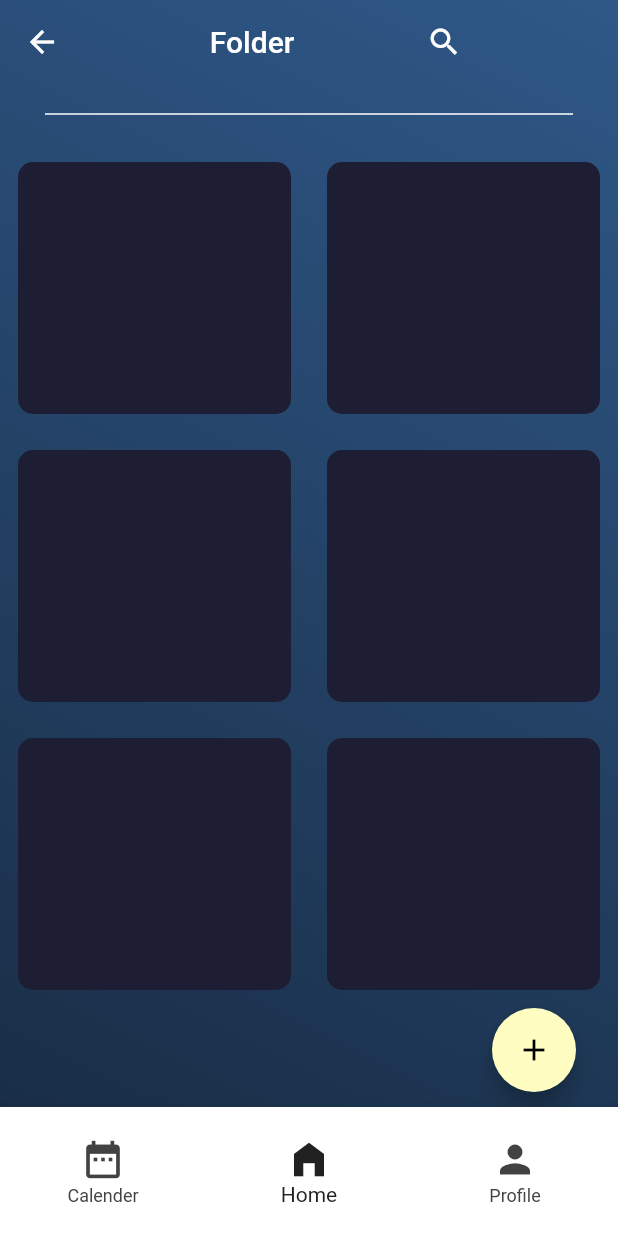
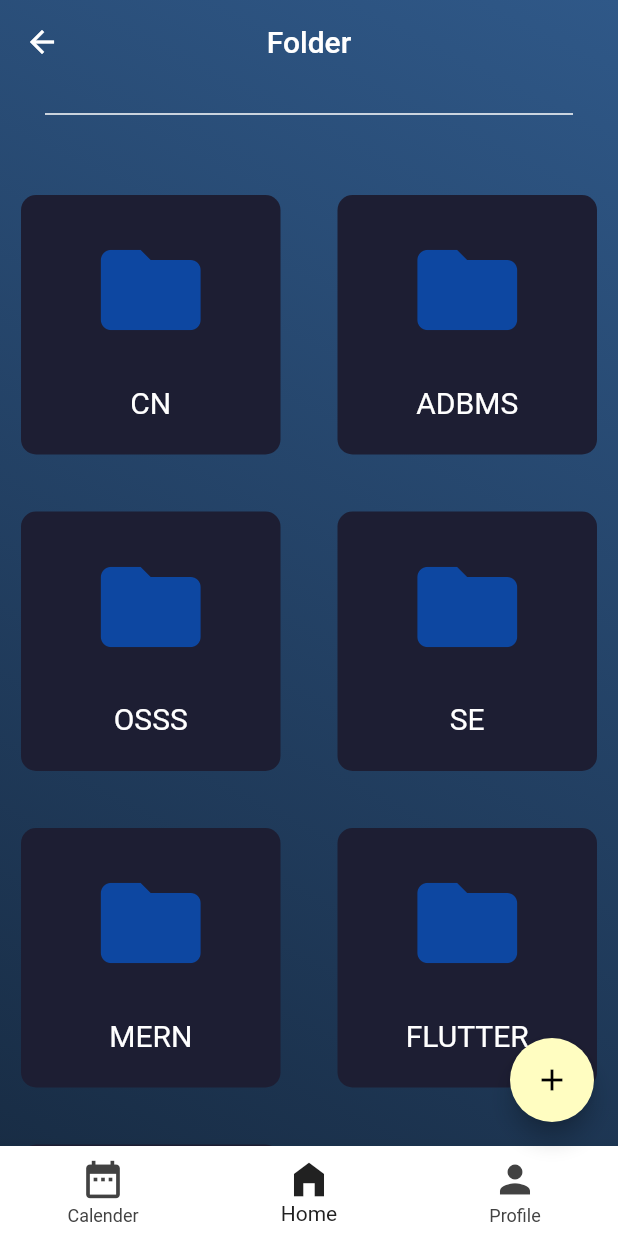
Before and after one commit to vishalr-22/FlutterApp-AcademicManager, a Flutter app: the FolderPage screen opened directly, on a phone screen of 412 x 824 dp. Run offline on Flutter 3.47's test engine with Material 2 defaults, Android fonts, the phone set to English and light mode, and no system bars; our stand-ins replace datetime_picker_formfield.

Commit message:
Folder_page

```diff
--- a/lib/folder.dart
+++ b/lib/folder.dart
@@ -1,12 +1,16 @@
+// ignore_for_file: prefer_const_literals_to_create_immutables, prefer_const_constructors, use_key_in_widget_constructors, unnecessary_this, must_be_immutable
+
+import 'package:acadmt/folder_help/folder_list.dart';
+import 'package:acadmt/folder_help/utils.dart';
 import 'package:flutter/material.dart';
 import 'package:flutter/cupertino.dart';
 
 void main() {
-  runApp(const FolderPage());
+  runApp(FolderPage());
 }
 
 class FolderPage extends StatelessWidget {
-  const FolderPage({Key? key}) : super(key: key);
+  List<Folder> folders = Utils.getMockedFolders();
 
   @override
   Widget build(BuildContext context) {
@@ -21,18 +25,8 @@ class FolderPage extends StatelessWidget {
         appBar: AppBar(
           backgroundColor: Colors.transparent,
           shadowColor: Colors.transparent,
-          title: Row(
-            mainAxisAlignment: MainAxisAlignment.spaceEvenly,
-            children: [
-              Text('Folder'),
-              TextButton(
-                  onPressed: () {},
-                  child: Icon(
-                    Icons.search,
-                    color: Colors.white,
-                  ))
-            ],
-          ),
+          title: Text('Folder'),
+          centerTitle: true,
         ),
         body: Column(
           children: [
@@ -46,56 +40,27 @@ class FolderPage extends StatelessWidget {
                 color: Colors.white,
               ),
             ),
-            Expanded(
-                flex: 2,
-                child: Row(
-                  children: [
-                    Expanded(
-                        child: GestureDetector(
-                      onTap: () {},
-                      child: ReusableCard(colour: Color(0xFF1D1E33)),
-                    )),
-                    Expanded(
-                      child: GestureDetector(
-                        onTap: () {},
-                        child: ReusableCard(colour: Color(0xFF1D1E33)),
-                      ),
-                    ),
-                  ],
-                )),
-            Expanded(
-                flex: 2,
-                child: Row(
-                  children: [
-                    Expanded(
-                        flex: 2,
-                        child: ReusableCard(colour: Color(0xFF1D1E33))),
-                    Expanded(
-                      flex: 2,
-                      child: ReusableCard(colour: Color(0xFF1D1E33)),
-                    ),
-                  ],
-                )),
-            Expanded(
-                flex: 2,
-                child: Row(
-                  children: [
-                    Expanded(
-                        flex: 2,
-                        child: ReusableCard(colour: Color(0xFF1D1E33))),
-                    Expanded(
-                      flex: 2,
-                      child: ReusableCard(colour: Color(0xFF1D1E33)),
-                    ),
-                  ],
-                )),
-            Row(
-              children: [
             SizedBox(
-                  width: 300,
+              height: 20,
             ),
             Expanded(
-                  child: FloatingActionButton(
+                child: GridView.builder(
+              gridDelegate: SliverGridDelegateWithFixedCrossAxisCount(
+                crossAxisCount: 2,
+                crossAxisSpacing: 10,
+                mainAxisSpacing: 10,
+              ),
+              itemCount: folders.length,
+              itemBuilder: (BuildContext context, int index) {
+                return FolderCard(
+                  folder: folders[index],
+                  onCardClick: () {},
+                );
+              },
+            ))
+          ],
+        ),
+        floatingActionButton: FloatingActionButton(
           onPressed: () {},
           backgroundColor: Color(0xFFFFFDC1),
           child: Icon(
@@ -103,35 +68,46 @@ class FolderPage extends StatelessWidget {
             color: Colors.black,
           ),
         ),
-                ),
-              ],
-            ),
-            Expanded(
-                child: Padding(
-              padding: const EdgeInsets.only(top: 10),
-              child: BottomNavBar(),
-            ))
-          ],
-        ),
+        bottomNavigationBar: SizedBox(child: BottomNavBar()),
       ),
     );
   }
 }
 
-class ReusableCard extends StatelessWidget {
-  ReusableCard({required this.colour, this.cardChild});
-  final Color colour;
-  final cardChild;
-
+class FolderCard extends StatelessWidget {
+  Folder folder;
+  Function onCardClick;
+  FolderCard({required this.folder, required this.onCardClick});
   @override
   Widget build(BuildContext context) {
-    return Container(
-      child: cardChild,
-      margin: EdgeInsets.all(12),
+    return GestureDetector(
+      onTap: () {
+        this.onCardClick;
+      },
+      child: Container(
+          margin: EdgeInsets.all(14),
           decoration: BoxDecoration(
-        color: colour,
             borderRadius: BorderRadius.circular(10.0),
+            color: Color(0xFF1D1E33),
           ),
+          child: Column(
+            mainAxisAlignment: MainAxisAlignment.spaceEvenly,
+            children: [
+              Center(
+                child: Icon(
+                  Icons.folder,
+                  color: Colors.blue[900],
+                  size: 80,
+                ),
+              ),
+              Center(
+                child: Text(
+                  this.folder.name,
+                  style: TextStyle(color: Colors.white, fontSize: 20),
+                ),
+              ),
+            ],
+          )),
     );
   }
 }
--- /dev/null
+++ b/lib/folder_help/folder_list.dart
@@ -0,0 +1,8 @@
+import 'package:flutter/material.dart';
+
+class Folder {
+  String name;
+  Icon icon;
+
+  Folder({required this.name, required this.icon});
+}
--- /dev/null
+++ b/lib/folder_help/utils.dart
@@ -0,0 +1,17 @@
+import 'package:flutter/material.dart';
+
+import 'package:acadmt/folder_help/folder_list.dart';
+
+class Utils {
+  static List<Folder> getMockedFolders() {
+    return [
+      Folder(name: 'CN', icon: Icon(Icons.folder)),
+      Folder(name: 'ADBMS', icon: Icon(Icons.folder)),
+      Folder(name: 'OSSS', icon: Icon(Icons.folder)),
+      Folder(name: 'SE', icon: Icon(Icons.folder)),
+      Folder(name: 'MERN', icon: Icon(Icons.folder)),
+      Folder(name: 'FLUTTER', icon: Icon(Icons.folder)),
+      Folder(name: 'SC', icon: Icon(Icons.folder)),
+    ];
+  }
+}
```
Lines whose indentation alone changed are shown as unchanged.
